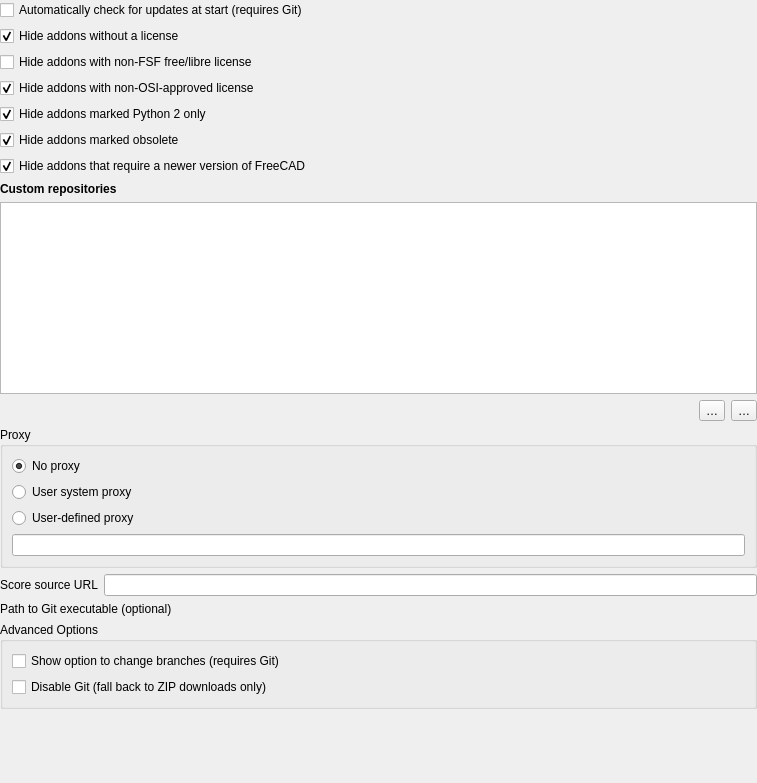
First picture: the form in AddonManagerOptions.ui, repository chennes/AddonManager, before the edit.
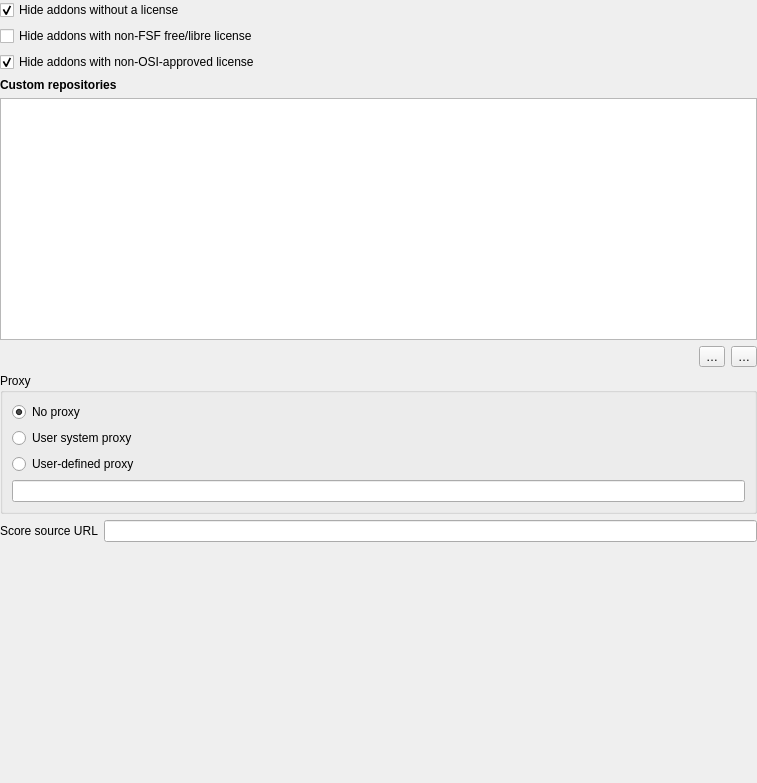
Second picture: the form after the edit. Custom widgets are drawn as their Qt base class.

Diff of the .ui file:
```diff
--- a/AddonManagerOptions.ui
+++ b/AddonManagerOptions.ui
@@ -17,25 +17,15 @@
    <property name="margin">
     <number>0</number>
    </property>
-   <item>
-    <widget class="Gui::PrefCheckBox" name="guiprefcheckboxcheckupdates">
-     <property name="toolTip">
-      <string>Checks for updates of installed addons when launching the Addon Manager</string>
-     </property>
-     <property name="text">
-      <string>Automatically check for updates at start (requires Git)</string>
-     </property>
-     <property name="autoExclusive">
-      <bool>false</bool>
-     </property>
-     <property name="prefEntry" stdset="0">
-      <cstring>AutoCheck</cstring>
-     </property>
-     <property name="prefPath" stdset="0">
-      <cstring>Addons</cstring>
-     </property>
-    </widget>
-   </item>
+   <property name="topMargin">
+    <number>0</number>
+   </property>
+   <property name="rightMargin">
+    <number>0</number>
+   </property>
+   <property name="bottomMargin">
+    <number>0</number>
+   </property>
    <item>
     <widget class="Gui::PrefCheckBox" name="guiprefcheckboxhideunlicensed">
      <property name="text">
@@ -84,54 +74,6 @@
      </property>
     </widget>
    </item>
-   <item>
-    <widget class="Gui::PrefCheckBox" name="guiprefcheckboxhidepy2">
-     <property name="text">
-      <string>Hide addons marked Python 2 only</string>
-     </property>
-     <property name="checked">
-      <bool>true</bool>
-     </property>
-     <property name="prefEntry" stdset="0">
-      <cstring>HidePy2</cstring>
-     </property>
-     <property name="prefPath" stdset="0">
-      <cstring>Addons</cstring>
-     </property>
-    </widget>
-   </item>
-   <item>
-    <widget class="Gui::PrefCheckBox" name="guiprefcheckboxhideobsolete">
-     <property name="text">
-      <string>Hide addons marked obsolete</string>
-     </property>
-     <property name="checked">
-      <bool>true</bool>
-     </property>
-     <property name="prefEntry" stdset="0">
-      <cstring>HideObsolete</cstring>
-     </property>
-     <property name="prefPath" stdset="0">
-      <cstring>Addons</cstring>
-     </property>
-    </widget>
-   </item>
-   <item>
-    <widget class="Gui::PrefCheckBox" name="guiprefcheckboxhidenewerfreecadrequired">
-     <property name="text">
-      <string>Hide addons that require a newer version of FreeCAD</string>
-     </property>
-     <property name="checked">
-      <bool>true</bool>
-     </property>
-     <property name="prefPath" stdset="0">
-      <cstring>Addons</cstring>
-     </property>
-     <property name="prefEntry" stdset="0">
-      <cstring>HideNewerFreeCADRequired</cstring>
-     </property>
-    </widget>
-   </item>
    <item>
     <widget class="QLabel" name="label">
      <property name="font">
@@ -286,83 +228,6 @@
      </item>
     </layout>
    </item>
-   <item>
-    <layout class="QGridLayout" name="gridLayout">
-     <item row="1" column="0">
-      <widget class="QLabel" name="label_3">
-       <property name="text">
-        <string>Path to Git executable (optional)</string>
-       </property>
-      </widget>
-     </item>
-     <item row="1" column="1">
-      <widget class="Gui::PrefFileChooser" name="gui::preffilechooser" native="true">
-       <property name="sizePolicy">
-        <sizepolicy hsizetype="Expanding" vsizetype="Preferred">
-         <horstretch>0</horstretch>
-         <verstretch>0</verstretch>
-        </sizepolicy>
-       </property>
-       <property name="minimumSize">
-        <size>
-         <width>300</width>
-         <height>0</height>
-        </size>
-       </property>
-       <property name="toolTip">
-        <string>The path to the Git executable. Autodetected if needed and not specified.</string>
-       </property>
-       <property name="prefEntry" stdset="0">
-        <cstring>GitExecutable</cstring>
-       </property>
-       <property name="prefPath" stdset="0">
-        <cstring>Addons</cstring>
-       </property>
-      </widget>
-     </item>
-    </layout>
-   </item>
-   <item>
-    <widget class="QGroupBox" name="advanced">
-     <property name="sizePolicy">
-      <sizepolicy hsizetype="Minimum" vsizetype="Minimum">
-       <horstretch>0</horstretch>
-       <verstretch>0</verstretch>
-      </sizepolicy>
-     </property>
-     <property name="title">
-      <string>Advanced Options</string>
-     </property>
-     <layout class="QVBoxLayout" name="verticalLayout_3">
-      <item>
-       <widget class="Gui::PrefCheckBox" name="guiprefcheckboxShowBranchSwitcher">
-        <property name="text">
-         <string>Show option to change branches (requires Git)</string>
-        </property>
-        <property name="prefEntry" stdset="0">
-         <cstring>ShowBranchSwitcher</cstring>
-        </property>
-        <property name="prefPath" stdset="0">
-         <cstring>Addons</cstring>
-        </property>
-       </widget>
-      </item>
-      <item>
-       <widget class="Gui::PrefCheckBox" name="guiprefcheckboxDisableGit">
-        <property name="text">
-         <string>Disable Git (fall back to ZIP downloads only)</string>
-        </property>
-        <property name="prefEntry" stdset="0">
-         <cstring>disableGit</cstring>
-        </property>
-        <property name="prefPath" stdset="0">
-         <cstring>Addons</cstring>
-        </property>
-       </widget>
-      </item>
-     </layout>
-    </widget>
-   </item>
    <item>
     <spacer name="verticalSpacer">
      <property name="orientation">
@@ -384,11 +249,6 @@
    <extends>QCheckBox</extends>
    <header>Gui/PrefWidgets.h</header>
   </customwidget>
-  <customwidget>
-   <class>Gui::PrefComboBox</class>
-   <extends>QComboBox</extends>
-   <header>Gui/PrefWidgets.h</header>
-  </customwidget>
   <customwidget>
    <class>Gui::PrefRadioButton</class>
    <extends>QRadioButton</extends>
@@ -399,11 +259,6 @@
    <extends>QLineEdit</extends>
    <header>Gui/PrefWidgets.h</header>
   </customwidget>
-  <customwidget>
-   <class>Gui::PrefFileChooser</class>
-   <extends>QWidget</extends>
-   <header>Gui/PrefWidgets.h</header>
-  </customwidget>
  </customwidgets>
  <resources/>
  <connections/>
```
Left out of the diff: 2 changed lines with no effect on the pictures.
